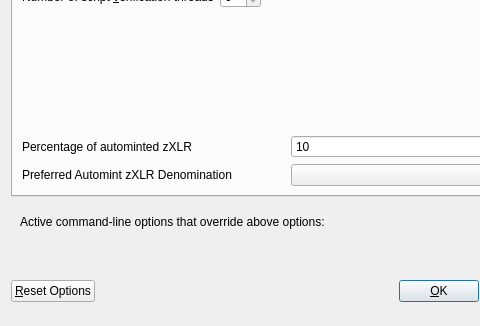
First picture: the form in src/qt/forms/optionsdialog.ui, repository ChiliCoinProject/ChiliCoin, before the edit; both pictures show x 0 to 480 and y 116 to 442 of the 576 by 442 pixel window.
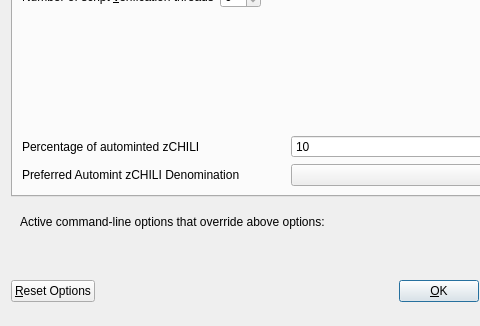
Second picture: the form after the edit. Custom widgets are drawn as their Qt base class.

What changed in the file:
```diff
--- a/src/qt/forms/optionsdialog.ui
+++ b/src/qt/forms/optionsdialog.ui
@@ -138,7 +138,7 @@
             <string>Percentage of incoming XLR which get automatically converted to zXLR via Zerocoin Protocol (min: 10%)</string>
            </property>
            <property name="text">
-            <string>Percentage of autominted zXLR</string>
+            <string>Percentage of autominted zCHILI</string>
            </property>
           </widget>
          </item>
@@ -171,7 +171,7 @@
             <string>Wait with automatic conversion to Zerocoin until enough XLR for this denomination is available</string>
            </property>
            <property name="text">
-            <string>Preferred Automint zXLR Denomination</string>
+            <string>Preferred Automint zCHILI Denomination</string>
            </property>
           </widget>
          </item>
```
Left out of the diff: 6 changed lines with no effect on the pictures.
